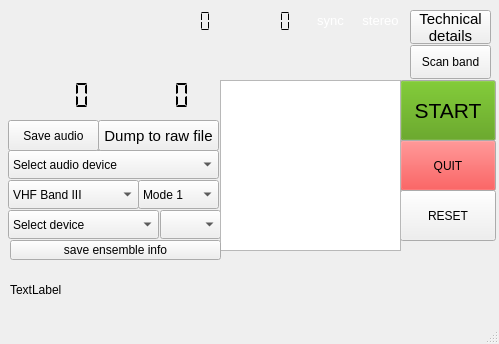
Old version of the form forms/dabradio.ui in the repository JvanKatwijk/qt-dab.
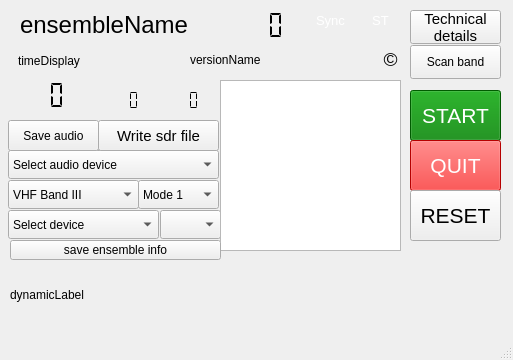
New version of the form.

The edit to the form file:
```diff
--- a/forms/dabradio.ui
+++ b/forms/dabradio.ui
@@ -6,8 +6,8 @@
    <rect>
     <x>0</x>
     <y>0</y>
-    <width>499</width>
-    <height>344</height>
+    <width>513</width>
+    <height>360</height>
    </rect>
   </property>
   <property name="windowTitle">
@@ -89,7 +89,7 @@
      <string>&lt;html&gt;&lt;head/&gt;&lt;body&gt;&lt;p&gt;Push this button to save the raw input. Pushing will cause a menu to appear where a filename can be selected. Please note the big filesizes!&lt;/p&gt;&lt;p&gt;Push again to stop recording. You can reload it by using the file input (*.sdr) option. &lt;/p&gt;&lt;/body&gt;&lt;/html&gt;</string>
     </property>
     <property name="text">
-     <string>Dump to raw file</string>
+     <string>Write sdr file</string>
     </property>
    </widget>
    <widget class="QComboBox" name="modeSelector">
@@ -176,21 +176,21 @@
      <rect>
       <x>18</x>
       <y>50</y>
-      <width>201</width>
+      <width>161</width>
       <height>21</height>
      </rect>
     </property>
     <property name="text">
-     <string/>
+     <string>timeDisplay</string>
     </property>
    </widget>
    <widget class="QLCDNumber" name="finecorrectorDisplay">
     <property name="geometry">
      <rect>
-      <x>18</x>
-      <y>80</y>
-      <width>101</width>
-      <height>31</height>
+      <x>100</x>
+      <y>90</y>
+      <width>51</width>
+      <height>21</height>
      </rect>
     </property>
     <property name="toolTip">
@@ -209,10 +209,10 @@
    <widget class="QLCDNumber" name="coarsecorrectorDisplay">
     <property name="geometry">
      <rect>
-      <x>128</x>
-      <y>80</y>
-      <width>81</width>
-      <height>31</height>
+      <x>160</x>
+      <y>90</y>
+      <width>51</width>
+      <height>21</height>
      </rect>
     </property>
     <property name="toolTip">
@@ -233,8 +233,8 @@
      <rect>
       <x>10</x>
       <y>260</y>
-      <width>471</width>
-      <height>61</height>
+      <width>491</width>
+      <height>71</height>
      </rect>
     </property>
     <property name="toolTip">
@@ -247,7 +247,7 @@
      <enum>QFrame::Plain</enum>
     </property>
     <property name="text">
-     <string>TextLabel</string>
+     <string>dynamicLabel</string>
     </property>
     <property name="alignment">
      <set>Qt::AlignLeading|Qt::AlignLeft|Qt::AlignVCenter</set>
@@ -265,49 +265,12 @@
    <widget class="QPushButton" name="startButton">
     <property name="geometry">
      <rect>
-      <x>400</x>
-      <y>80</y>
-      <width>96</width>
-      <height>61</height>
+      <x>410</x>
+      <y>90</y>
+      <width>91</width>
+      <height>51</height>
      </rect>
     </property>
-    <property name="palette">
-     <palette>
-      <active>
-       <colorrole role="Button">
-        <brush brushstyle="SolidPattern">
-         <color alpha="255">
-          <red>78</red>
-          <green>154</green>
-          <blue>6</blue>
-         </color>
-        </brush>
-       </colorrole>
-      </active>
-      <inactive>
-       <colorrole role="Button">
-        <brush brushstyle="SolidPattern">
-         <color alpha="255">
-          <red>78</red>
-          <green>154</green>
-          <blue>6</blue>
-         </color>
-        </brush>
-       </colorrole>
-      </inactive>
-      <disabled>
-       <colorrole role="Button">
-        <brush brushstyle="SolidPattern">
-         <color alpha="255">
-          <red>78</red>
-          <green>154</green>
-          <blue>6</blue>
-         </color>
-        </brush>
-       </colorrole>
-      </disabled>
-     </palette>
-    </property>
     <property name="font">
      <font>
       <pointsize>16</pointsize>
@@ -318,6 +281,10 @@
     <property name="toolTip">
      <string>&lt;html&gt;&lt;head/&gt;&lt;body&gt;&lt;p&gt;Push to start the selected device&lt;/p&gt;&lt;/body&gt;&lt;/html&gt;</string>
     </property>
+    <property name="styleSheet">
+     <string notr="true">background-color: rgb(0, 128, 0);
+color: rgb(255, 255, 255);</string>
+    </property>
     <property name="text">
      <string>START</string>
     </property>
@@ -325,52 +292,30 @@
    <widget class="QPushButton" name="quitButton">
     <property name="geometry">
      <rect>
-      <x>400</x>
+      <x>410</x>
       <y>140</y>
-      <width>96</width>
+      <width>91</width>
       <height>51</height>
      </rect>
     </property>
-    <property name="palette">
-     <palette>
-      <active>
-       <colorrole role="Button">
-        <brush brushstyle="SolidPattern">
-         <color alpha="255">
-          <red>239</red>
-          <green>41</green>
-          <blue>41</blue>
-         </color>
-        </brush>
-       </colorrole>
-      </active>
-      <inactive>
-       <colorrole role="Button">
-        <brush brushstyle="SolidPattern">
-         <color alpha="255">
-          <red>239</red>
-          <green>41</green>
-          <blue>41</blue>
-         </color>
-        </brush>
-       </colorrole>
-      </inactive>
-      <disabled>
-       <colorrole role="Button">
-        <brush brushstyle="SolidPattern">
-         <color alpha="255">
-          <red>239</red>
-          <green>41</green>
-          <blue>41</blue>
-         </color>
-        </brush>
-       </colorrole>
-      </disabled>
-     </palette>
+    <property name="sizePolicy">
+     <sizepolicy hsizetype="Minimum" vsizetype="Fixed">
+      <horstretch>0</horstretch>
+      <verstretch>0</verstretch>
+     </sizepolicy>
+    </property>
+    <property name="font">
+     <font>
+      <pointsize>16</pointsize>
+     </font>
     </property>
     <property name="toolTip">
      <string>&lt;html&gt;&lt;head/&gt;&lt;body&gt;&lt;p&gt;Quit the program&lt;/p&gt;&lt;/body&gt;&lt;/html&gt;</string>
     </property>
+    <property name="styleSheet">
+     <string notr="true">color: rgb(255, 255, 255);
+background-color: rgb(255, 0, 0);</string>
+    </property>
     <property name="text">
      <string>QUIT</string>
     </property>
@@ -378,12 +323,17 @@
    <widget class="QPushButton" name="resetButton">
     <property name="geometry">
      <rect>
-      <x>400</x>
+      <x>410</x>
       <y>190</y>
-      <width>96</width>
+      <width>91</width>
       <height>51</height>
      </rect>
     </property>
+    <property name="font">
+     <font>
+      <pointsize>16</pointsize>
+     </font>
+    </property>
     <property name="toolTip">
      <string>&lt;html&gt;&lt;head/&gt;&lt;body&gt;&lt;p&gt;Reset player&lt;/p&gt;&lt;/body&gt;&lt;/html&gt;</string>
     </property>
@@ -406,7 +356,7 @@
      <rect>
       <x>190</x>
       <y>50</y>
-      <width>231</width>
+      <width>141</width>
       <height>20</height>
      </rect>
     </property>
@@ -414,7 +364,7 @@
      <string>&lt;html&gt;&lt;head/&gt;&lt;body&gt;&lt;p&gt;Copyright (C) 2016, 2017 Jan van Katwijk (J.vanKatwijk@gmail.com), Lazy Chair Programming&lt;/p&gt;&lt;p&gt;Qt-DAB is free software; you can redistribute it and/or modify it under the terms of the GNU General Public License as published by the Free Software Foundation; either version 2 of the License, or (at your option) any later version.&lt;br/&gt;&lt;/p&gt;&lt;/body&gt;&lt;/html&gt;</string>
     </property>
     <property name="text">
-     <string/>
+     <string>versionName</string>
     </property>
    </widget>
    <widget class="QLabel" name="syncedLabel">
@@ -475,7 +425,7 @@
      <enum>QFrame::NoFrame</enum>
     </property>
     <property name="text">
-     <string>sync</string>
+     <string>Sync</string>
     </property>
     <property name="alignment">
      <set>Qt::AlignCenter</set>
@@ -484,10 +434,10 @@
    <widget class="QLCDNumber" name="snrDisplay">
     <property name="geometry">
      <rect>
-      <x>260</x>
-      <y>10</y>
-      <width>41</width>
-      <height>23</height>
+      <x>20</x>
+      <y>80</y>
+      <width>61</width>
+      <height>31</height>
      </rect>
     </property>
     <property name="toolTip">
@@ -506,10 +456,10 @@
    <widget class="QLCDNumber" name="ensembleId">
     <property name="geometry">
      <rect>
-      <x>160</x>
+      <x>220</x>
       <y>10</y>
-      <width>61</width>
-      <height>23</height>
+      <width>71</width>
+      <height>31</height>
      </rect>
     </property>
     <property name="toolTip">
@@ -533,15 +483,20 @@
      <rect>
       <x>20</x>
       <y>10</y>
-      <width>141</width>
-      <height>21</height>
+      <width>191</width>
+      <height>31</height>
      </rect>
     </property>
+    <property name="font">
+     <font>
+      <pointsize>18</pointsize>
+     </font>
+    </property>
     <property name="toolTip">
      <string>&lt;html&gt;&lt;head/&gt;&lt;body&gt;&lt;p&gt;Ensemble name&lt;/p&gt;&lt;/body&gt;&lt;/html&gt;</string>
     </property>
     <property name="text">
-     <string/>
+     <string>ensembleName</string>
     </property>
     <property name="textInteractionFlags">
      <set>Qt::LinksAccessibleByMouse|Qt::TextSelectableByMouse</set>
@@ -632,7 +587,7 @@
      <enum>QFrame::NoFrame</enum>
     </property>
     <property name="text">
-     <string>stereo</string>
+     <string>ST</string>
     </property>
     <property name="alignment">
      <set>Qt::AlignCenter</set>
@@ -643,7 +598,7 @@
      <rect>
       <x>410</x>
       <y>10</y>
-      <width>81</width>
+      <width>91</width>
       <height>34</height>
      </rect>
     </property>
@@ -665,7 +620,7 @@
      <rect>
       <x>410</x>
       <y>45</y>
-      <width>81</width>
+      <width>91</width>
       <height>34</height>
      </rect>
     </property>
@@ -679,17 +634,25 @@
    <widget class="QLabel" name="label">
     <property name="geometry">
      <rect>
-      <x>410</x>
-      <y>280</y>
-      <width>31</width>
-      <height>20</height>
+      <x>380</x>
+      <y>49</y>
+      <width>21</width>
+      <height>21</height>
      </rect>
     </property>
+    <property name="font">
+     <font>
+      <pointsize>14</pointsize>
+     </font>
+    </property>
     <property name="toolTip">
      <string>&lt;html&gt;&lt;head/&gt;&lt;body&gt;&lt;p&gt;Qt-DAB copyright:&lt;/p&gt;&lt;p&gt;	 J van Katwijk, Lazy Chair Computing.  J.vanKatwijk@gmail.com&lt;/p&gt;&lt;p&gt;Copyright of the Qt toolkit used: the Qt Company&lt;/p&gt;&lt;p&gt;Copyright of the libraries used for SDRplay, rtl-sdr based sticks, AIRspy, portaudio, libsndfile and libsamplerate to their developers&lt;/p&gt;&lt;p&gt;Copyright of the MP2 library used Martin J Fiedler&lt;/p&gt;&lt;p&gt;Copyright of the firecode checker: Gnu Radio&lt;/p&gt;&lt;p&gt;Copyright of the viterbi decoder kernel: the Spiral project&lt;/p&gt;&lt;p&gt;Copyright of the Reed Solomon Decoder software: Phil Karns&lt;/p&gt;&lt;p&gt;All copyrights gratefully acknowledged&lt;/p&gt;&lt;/body&gt;&lt;/html&gt;</string>
     </property>
     <property name="text">
-     <string/>
+     <string>©</string>
+    </property>
+    <property name="alignment">
+     <set>Qt::AlignCenter</set>
     </property>
    </widget>
    <widget class="QPushButton" name="saveEnsembleData">
```
